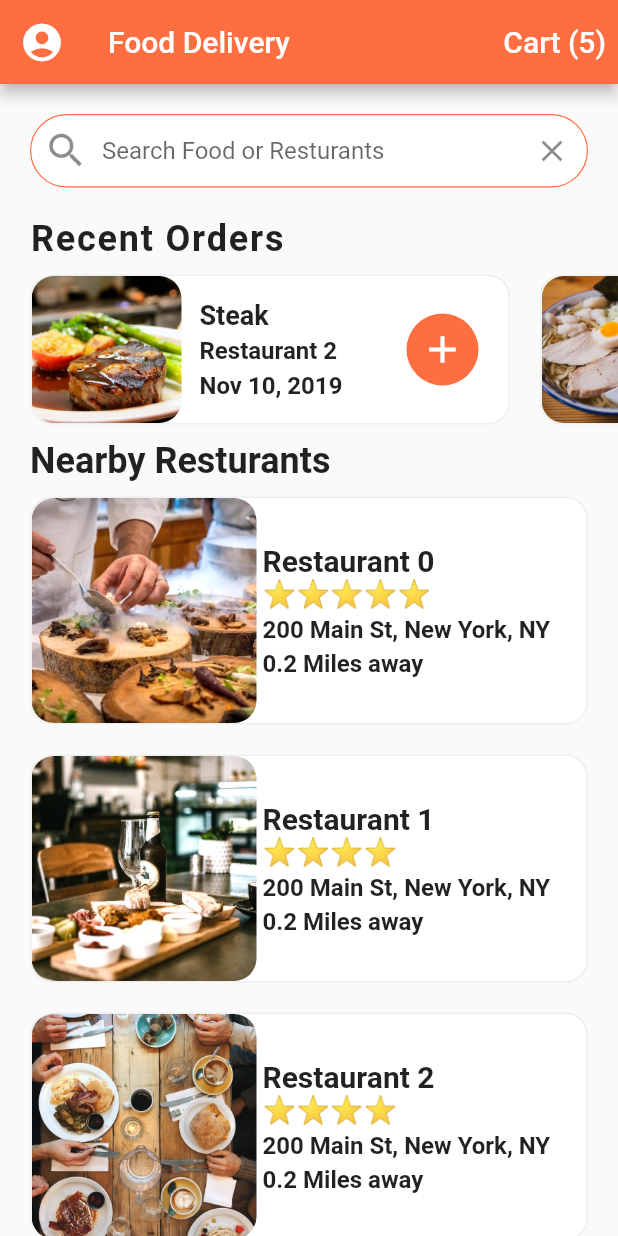
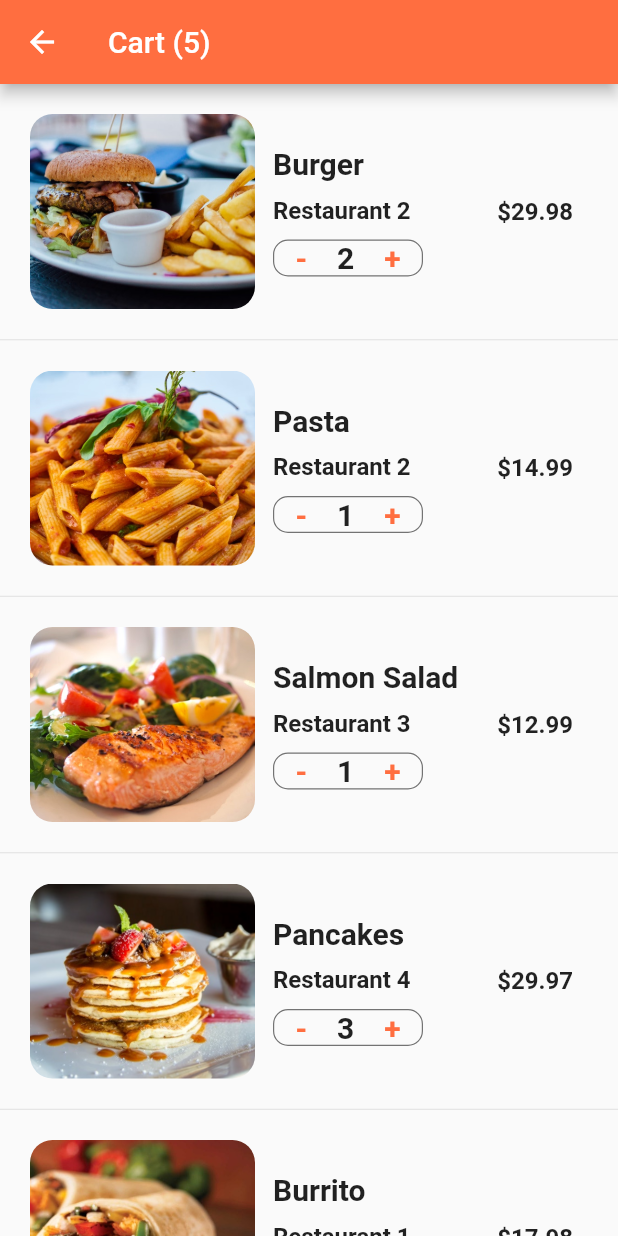
Before and after one commit to wheregmis/food_delivery_app_ui, a Flutter app: the screen it shows after launch, after a tap on an icon or button, on a phone screen of 412 x 824 dp. Run offline on Flutter 3.47's test engine with Material 2 defaults, Android fonts, the light colour scheme and no system bars.

Commit message:
Cart
--designed cart items
-- designed quantity in cart
-- optimized list view

```diff
--- /dev/null
+++ b/lib/screens/cart_screen.dart
@@ -0,0 +1,151 @@
+import 'package:flutter/material.dart';
+import 'package:food_delivery_app_ui/data/data.dart';
+import 'package:food_delivery_app_ui/models/order.dart';
+
+class CartScreen extends StatefulWidget {
+  @override
+  _CartScreenState createState() => _CartScreenState();
+}
+
+class _CartScreenState extends State<CartScreen> {
+  _buildCartItem(Order order) {
+    return Container(
+      padding: EdgeInsets.all(20.0),
+      height: 170.0,
+      child: Row(
+        children: <Widget>[
+          Expanded(
+            child: Row(
+              children: <Widget>[
+                Container(
+                  width: 150.0,
+                  decoration: BoxDecoration(
+                    image: DecorationImage(
+                      image: AssetImage(order.food.imageUrl),
+                      fit: BoxFit.cover,
+                    ),
+                    borderRadius: BorderRadius.circular(15.0),
+                  ),
+                ),
+                Expanded(
+                  child: Container(
+                    margin: EdgeInsets.all(12.0),
+                    child: Column(
+                      mainAxisAlignment: MainAxisAlignment.center,
+                      crossAxisAlignment: CrossAxisAlignment.start,
+                      children: <Widget>[
+                        Text(
+                          order.food.name,
+                          style: TextStyle(
+                            fontSize: 20.0,
+                            fontWeight: FontWeight.bold,
+                          ),
+                          overflow: TextOverflow.ellipsis,
+                        ),
+                        SizedBox(
+                          height: 10.0,
+                        ),
+                        Text(
+                          order.restaurant.name,
+                          style: TextStyle(
+                            fontSize: 16.0,
+                            fontWeight: FontWeight.w600,
+                          ),
+                          overflow: TextOverflow.ellipsis,
+                        ),
+                        SizedBox(
+                          height: 10.0,
+                        ),
+                        Container(
+                          width: 100.0,
+                          decoration: BoxDecoration(
+                              borderRadius: BorderRadius.circular(10.0),
+                              border: Border.all(
+                                width: 0.8,
+                                color: Colors.black54,
+                              )),
+                          child: Row(
+                            mainAxisAlignment: MainAxisAlignment.center,
+                            children: <Widget>[
+                              GestureDetector(
+                                onTap: () {},
+                                child: Text(
+                                  '-',
+                                  style: TextStyle(
+                                    color: Theme.of(context).primaryColor,
+                                    fontSize: 20.0,
+                                    fontWeight: FontWeight.w600,
+                                  ),
+                                ),
+                              ),
+                              SizedBox(
+                                width: 20.0,
+                              ),
+                              Text(order.quantity.toString(),
+                                  style: TextStyle(
+                                    fontSize: 20.0,
+                                    fontWeight: FontWeight.w600,
+                                  )),
+                              SizedBox(
+                                width: 20.0,
+                              ),
+                              GestureDetector(
+                                onTap: () {},
+                                child: Text('+',
+                                    style: TextStyle(
+                                      color: Theme.of(context).primaryColor,
+                                      fontSize: 20.0,
+                                      fontWeight: FontWeight.w600,
+                                    )),
+                              ),
+                            ],
+                          ),
+                        )
+                      ],
+                    ),
+                  ),
+                ),
+              ],
+            ),
+          ),
+          Container(
+            margin: EdgeInsets.all(10.0),
+            child: Text('\$${order.quantity * order.food.price}',
+                style: TextStyle(
+                  fontSize: 16.0,
+                  fontWeight: FontWeight.w600,
+                )),
+          )
+        ],
+      ),
+    );
+  }
+
+  @override
+  Widget build(BuildContext context) {
+    return Scaffold(
+      appBar: AppBar(
+        title: Text(
+          'Cart (${currentUser.cart.length})',
+          style: TextStyle(
+            color: Colors.white,
+            fontSize: 20.0,
+          ),
+        ),
+      ),
+      body: ListView.separated(
+          physics: BouncingScrollPhysics(),
+          itemBuilder: (BuildContext context, int index) {
+            Order order = currentUser.cart[index];
+            return _buildCartItem(order);
+          },
+          separatorBuilder: (BuildContext context, int index) {
+            return Divider(
+              height: 1.0,
+              color: Colors.grey[300],
+            );
+          },
+          itemCount: currentUser.cart.length),
+    );
+  }
+}
--- a/lib/screens/home_screens.dart
+++ b/lib/screens/home_screens.dart
@@ -4,6 +4,7 @@ import 'package:food_delivery_app_ui/models/restaurant.dart';
 import 'package:food_delivery_app_ui/widgets/rating_starts.dart';
 import 'package:food_delivery_app_ui/widgets/recent_orders.dart';
 
+import 'cart_screen.dart';
 import 'resturant_screen.dart';
 
 class HomeScreen extends StatefulWidget {
@@ -110,7 +111,10 @@ class _HomeScreenState extends State<HomeScreen> {
         title: Text('Food Delivery'),
         actions: <Widget>[
           TextButton(
-              onPressed: () {},
+              onPressed: () {
+                Navigator.push(
+                    context, MaterialPageRoute(builder: (_) => CartScreen()));
+              },
               child: Text(
                 'Cart (${currentUser.cart.length})',
                 style: TextStyle(
```
